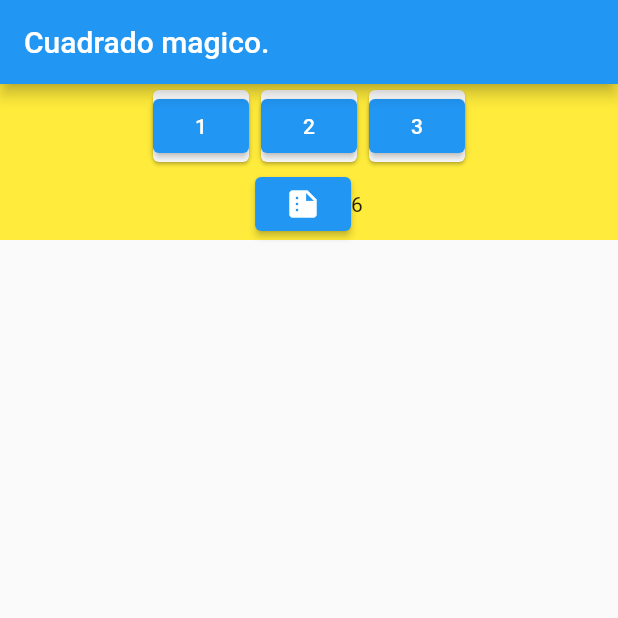
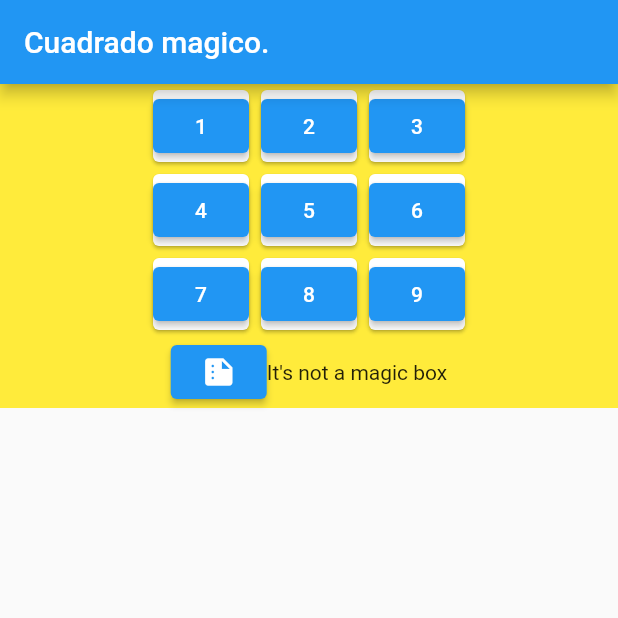
Before and after one commit to TheJokerV/Parcial-Movil, a Flutter app: the screen it shows after launch, after a tap on the "summarize" icon, on a phone screen of 412 x 824 dp, the top half of it. Run offline on Flutter 3.47's test engine with Material 2 defaults, Android fonts, the phone set to English and light mode, and no system bars; our stand-ins replace flutter_bloc.

Commit message:
Posible final de aplicacion

```diff
--- /dev/null
+++ b/lib/src/buttons/button4.dart
@@ -0,0 +1,36 @@
+import 'package:flutter/material.dart';
+import 'package:parcial_movil/src/magicBox/magicBox.dart';
+
+class Button4 extends StatefulWidget {
+  final Data data;
+  Button4({required this.data});
+
+  @override
+  State<StatefulWidget> createState() {
+    return _Button4();
+  }
+
+}
+
+class _Button4 extends State<Button4>{
+
+  netxNumber(){
+    setState(() {
+      if(widget.data.num4 == 9){
+        widget.data.num4 = 1;
+      }else{
+        widget.data.num4++;
+      }
+    });
+  }
+
+  @override
+  Widget build(BuildContext context) {
+    var button4 = Column(
+      children: [
+        ElevatedButton(onPressed: (){netxNumber();}, child: Text(this.widget.data.num4.toString()))
+      ],
+    );
+    return button4;
+  }
+}
--- /dev/null
+++ b/lib/src/buttons/button5.dart
@@ -0,0 +1,36 @@
+import 'package:flutter/material.dart';
+import 'package:parcial_movil/src/magicBox/magicBox.dart';
+
+class Button5 extends StatefulWidget {
+  final Data data;
+  Button5({required this.data});
+
+  @override
+  State<StatefulWidget> createState() {
+    return _Button5();
+  }
+
+}
+
+class _Button5 extends State<Button5>{
+
+  netxNumber(){
+    setState(() {
+      if(widget.data.num5 == 9){
+        widget.data.num5 = 1;
+      }else{
+        widget.data.num5++;
+      }
+    });
+  }
+
+  @override
+  Widget build(BuildContext context) {
+    var button5 = Column(
+      children: [
+        ElevatedButton(onPressed: (){netxNumber();}, child: Text(this.widget.data.num5.toString()))
+      ],
+    );
+    return button5;
+  }
+}
--- /dev/null
+++ b/lib/src/buttons/button6.dart
@@ -0,0 +1,36 @@
+import 'package:flutter/material.dart';
+import 'package:parcial_movil/src/magicBox/magicBox.dart';
+
+class Button6 extends StatefulWidget {
+  final Data data;
+  Button6({required this.data});
+
+  @override
+  State<StatefulWidget> createState() {
+    return _Button6();
+  }
+
+}
+
+class _Button6 extends State<Button6>{
+
+  netxNumber(){
+    setState(() {
+      if(widget.data.num6 == 9){
+        widget.data.num6 = 1;
+      }else{
+        widget.data.num6++;
+      }
+    });
+  }
+
+  @override
+  Widget build(BuildContext context) {
+    var button6 = Column(
+      children: [
+        ElevatedButton(onPressed: (){netxNumber();}, child: Text(this.widget.data.num6.toString()))
+      ],
+    );
+    return button6;
+  }
+}
--- /dev/null
+++ b/lib/src/buttons/button7.dart
@@ -0,0 +1,36 @@
+import 'package:flutter/material.dart';
+import 'package:parcial_movil/src/magicBox/magicBox.dart';
+
+class Button7 extends StatefulWidget {
+  final Data data;
+  Button7({required this.data});
+
+  @override
+  State<StatefulWidget> createState() {
+    return _Button7();
+  }
+
+}
+
+class _Button7 extends State<Button7>{
+
+  netxNumber(){
+    setState(() {
+      if(widget.data.num7 == 9){
+        widget.data.num7 = 1;
+      }else{
+        widget.data.num7++;
+      }
+    });
+  }
+
+  @override
+  Widget build(BuildContext context) {
+    var button7 = Column(
+      children: [
+        ElevatedButton(onPressed: (){netxNumber();}, child: Text(this.widget.data.num7.toString()))
+      ],
+    );
+    return button7;
+  }
+}
--- /dev/null
+++ b/lib/src/buttons/button8.dart
@@ -0,0 +1,36 @@
+import 'package:flutter/material.dart';
+import 'package:parcial_movil/src/magicBox/magicBox.dart';
+
+class Button8 extends StatefulWidget {
+  final Data data;
+  Button8({required this.data});
+
+  @override
+  State<StatefulWidget> createState() {
+    return _Button8();
+  }
+
+}
+
+class _Button8 extends State<Button8>{
+
+  netxNumber(){
+    setState(() {
+      if(widget.data.num8 == 9){
+        widget.data.num8 = 1;
+      }else{
+        widget.data.num8++;
+      }
+    });
+  }
+
+  @override
+  Widget build(BuildContext context) {
+    var button8 = Column(
+      children: [
+        ElevatedButton(onPressed: (){netxNumber();}, child: Text(this.widget.data.num8.toString()))
+      ],
+    );
+    return button8;
+  }
+}
--- /dev/null
+++ b/lib/src/buttons/button9.dart
@@ -0,0 +1,36 @@
+import 'package:flutter/material.dart';
+import 'package:parcial_movil/src/magicBox/magicBox.dart';
+
+class Button9 extends StatefulWidget {
+  final Data data;
+  Button9({required this.data});
+
+  @override
+  State<StatefulWidget> createState() {
+    return _Button9();
+  }
+
+}
+
+class _Button9 extends State<Button9>{
+
+  netxNumber(){
+    setState(() {
+      if(widget.data.num9 == 9){
+        widget.data.num9 = 1;
+      }else{
+        widget.data.num9++;
+      }
+    });
+  }
+
+  @override
+  Widget build(BuildContext context) {
+    var button9 = Column(
+      children: [
+        ElevatedButton(onPressed: (){netxNumber();}, child: Text(this.widget.data.num9.toString()))
+      ],
+    );
+    return button9;
+  }
+}
--- a/lib/src/magicBox/magicBox.dart
+++ b/lib/src/magicBox/magicBox.dart
@@ -2,6 +2,12 @@ import 'package:flutter/material.dart';
 import 'package:parcial_movil/src/buttons/button1.dart';
 import 'package:parcial_movil/src/buttons/button2.dart';
 import 'package:parcial_movil/src/buttons/button3.dart';
+import 'package:parcial_movil/src/buttons/button4.dart';
+import 'package:parcial_movil/src/buttons/button5.dart';
+import 'package:parcial_movil/src/buttons/button6.dart';
+import 'package:parcial_movil/src/buttons/button7.dart';
+import 'package:parcial_movil/src/buttons/button8.dart';
+import 'package:parcial_movil/src/buttons/button9.dart';
 
 class MagicBox extends StatefulWidget{
 
@@ -14,21 +20,55 @@ class MagicBox extends StatefulWidget{
 
 class _MagicBox extends State<MagicBox>{
 
-  final data = Data(num1: 1, num2: 2, num3: 3);
+  final data = Data(num1: 1, num2: 2, num3: 3,
+                    num4: 4, num5: 5, num6: 6,
+                    num7: 7, num8: 8, num9: 9);
 
-  int sum1 = 0;
-  int sum2 = 0;
-  int sum3 = 0;
-  int sum4 = 0;
-  int sum5 = 0;
-  int sum6 = 0;
-  int sum7 = 0;
-  int sum8 = 0;
+  int hrz1 = 0;
+  int hrz2 = 0;
+  int hrz3 = 0;
+  int ver1 = 0;
+  int ver2 = 0;
+  int ver3 = 0;
+  int dgn1 = 0;
+  int dgn2 = 0;
 
-  sumRow1(){
+  bool noEqual = false;
+  String answer = "a";
+
+  sumMatriz(){
 
     setState(() {
-      sum1 = data.num1 + data.num2 + data.num3;
+      hrz1 = data.num1 + data.num2 + data.num3;
+      hrz2 = data.num4 + data.num5 + data.num6;
+      hrz3 = data.num7 + data.num8 + data.num9;
+      ver1 = data.num1 + data.num4 + data.num7;
+      ver2 = data.num2 + data.num5 + data.num8;
+      ver3 = data.num3 + data.num6 + data.num9;
+      dgn1 = data.num1 + data.num5 + data.num9;
+      dgn2 = data.num7 + data.num5 + data.num3;
+    });
+  }
+
+  // comparation() {
+  //   setState(() {
+  //     if(data.num1 != data.num2){
+  //       noEqual = true;
+
+  //     }else{noEqual = false;}
+  //   });
+  // }
+
+  result() {
+    sumMatriz();
+    setState(() {
+
+        if(hrz1 == 15 && hrz2 == 15 && hrz3 == 15 && ver1 == 15 && ver2 == 15 && ver3 == 15 && dgn1 == 15 ){
+
+          answer = "It's a magic box";
+
+        }else{answer = "It's not a magic box";}
+
     });
   }
 
@@ -67,66 +107,66 @@ class _MagicBox extends State<MagicBox>{
               )
             ],
           ),
-        // Row(mainAxisAlignment: MainAxisAlignment.center,
-        //     children: [
-        //       Card(
-        //         child:
-        //           Column(
-        //             children: [
-        //               Button1(v1)
-        //             ],
-        //             )
-        //       ),
-        //       Card(
-        //         child:
-        //           Column(
-        //             children: [
-        //               Button1()
-        //             ],
-        //             )
-        //       ),
-        //       Card(
-        //         child:
-        //           Column(
-        //             children: [
-        //               Button1()
-        //             ],
-        //             )
-        //       )
-        //     ],
-        //   ),
-        // Row(mainAxisAlignment: MainAxisAlignment.center,
-        //     children: [
-        //       Card(
-        //         child:
-        //           Column(
-        //             children: [
-        //               Button1()
-        //             ],
-        //             )
-        //       ),
-        //       Card(
-        //         child:
-        //           Column(
-        //             children: [
-        //               Button1()
-        //             ],
-        //             )
-        //       ),
-        //       Card(
-        //         child:
-        //           Column(
-        //             children: [
-        //               Button1()
-        //             ],
-        //             )
-        //       )
-        //     ],
-        //   ),
+        Row(mainAxisAlignment: MainAxisAlignment.center,
+            children: [
+              Card(
+                child:
+                  Column(
+                    children: [
+                      Button4(data: data)
+                    ],
+                    )
+              ),
+              Card(
+                child:
+                  Column(
+                    children: [
+                      Button5(data: data)
+                    ],
+                    )
+              ),
+              Card(
+                child:
+                  Column(
+                    children: [
+                      Button6(data: data)
+                    ],
+                    )
+              )
+            ],
+          ),
+        Row(mainAxisAlignment: MainAxisAlignment.center,
+            children: [
+              Card(
+                child:
+                  Column(
+                    children: [
+                      Button7(data: data)
+                    ],
+                    )
+              ),
+              Card(
+                child:
+                  Column(
+                    children: [
+                      Button8(data: data)
+                    ],
+                    )
+              ),
+              Card(
+                child:
+                  Column(
+                    children: [
+                      Button9(data: data)
+                    ],
+                    )
+              )
+            ],
+          ),
             Row(mainAxisAlignment: MainAxisAlignment.center,
                 children: [
-                  ElevatedButton(onPressed: (){sumRow1();}, child: Icon(Icons.summarize)),
-                  Text(this.sum1.toString()),
+                  ElevatedButton(onPressed: (){result();}, child: Icon(Icons.summarize)),
+                  Text(this.answer.toString())
 
                 ],)
         ]
@@ -141,6 +181,14 @@ class Data {
   int num1;
   int num2;
   int num3;
+  int num4;
+  int num5;
+  int num6;
+  int num7;
+  int num8;
+  int num9;
 
-  Data({required this.num1, required this.num2, required this.num3});
+  Data({required this.num1, required this.num2, required this.num3,
+        required this.num4, required this.num5, required this.num6,
+        required this.num7, required this.num8, required this.num9,});
 }
```
